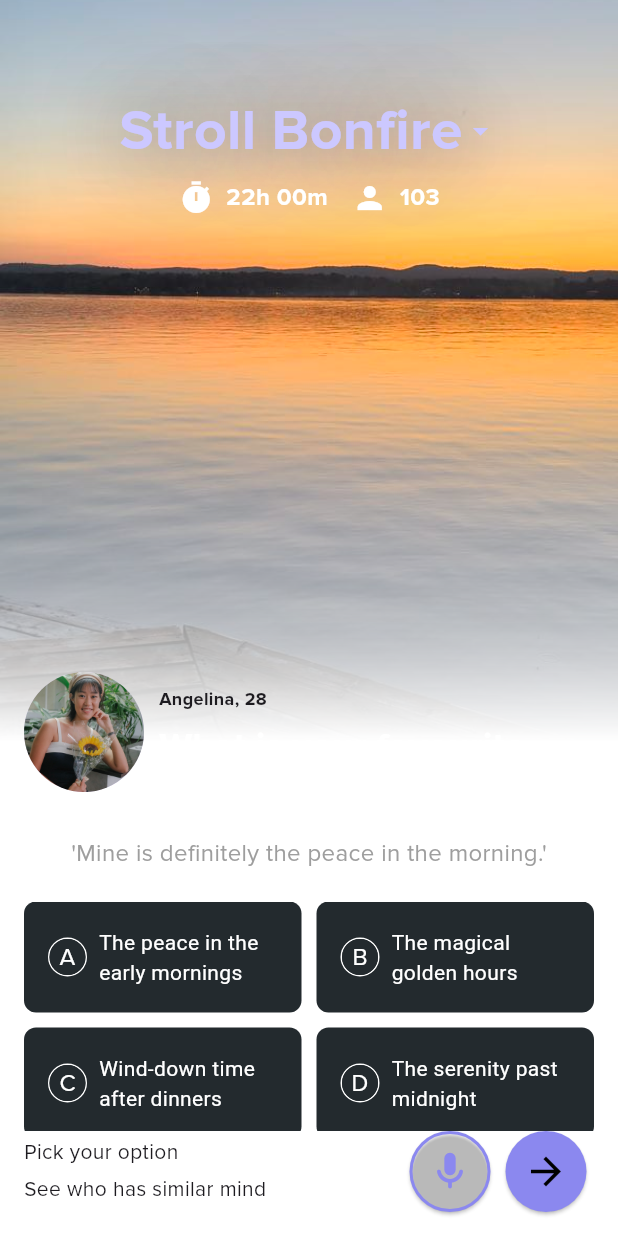
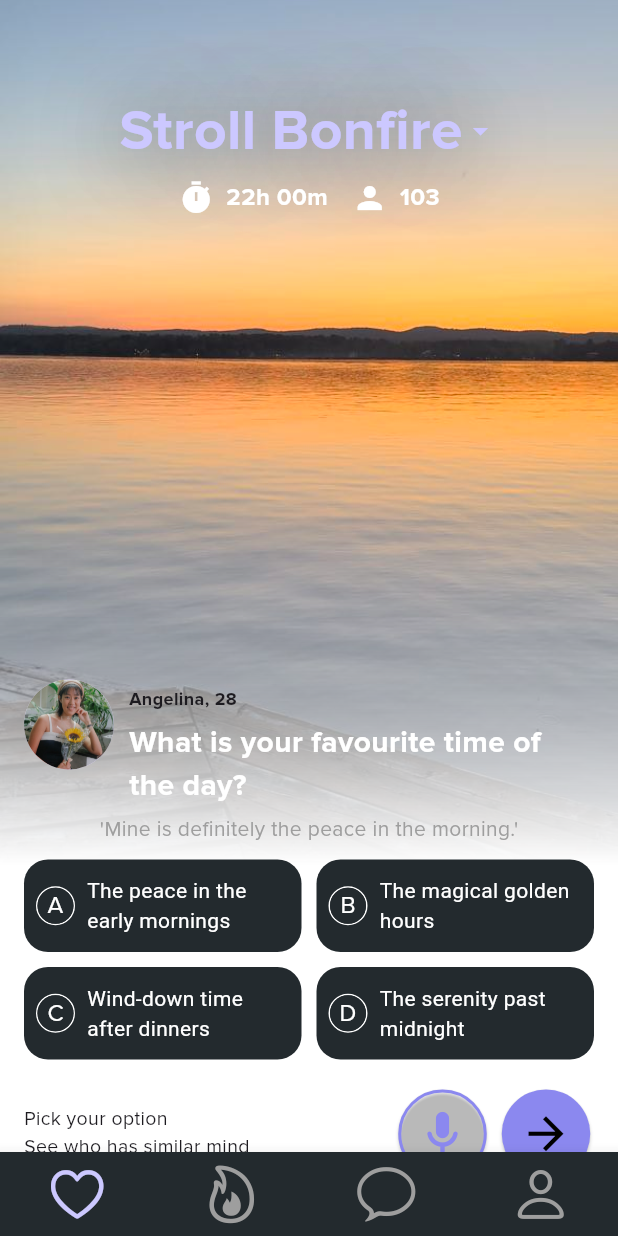
Before and after one commit to noobiethe13/StrollTask, a Flutter app: the screen it shows after launch, on a phone screen of 412 x 824 dp. Run offline on Flutter 3.47's test engine with Material 3 defaults, Android fonts, the phone set to English and light mode, and no system bars; drawn by our look-alikes of animated_bottom_navigation_bar.

Commit message:
Added Animated Bottom Navigation Bar

```diff
--- /dev/null
+++ b/lib/core/components/bottom_nav_bar.dart
@@ -0,0 +1,53 @@
+import 'package:flutter/cupertino.dart';
+import 'package:flutter/material.dart';
+import 'package:animated_bottom_navigation_bar/animated_bottom_navigation_bar.dart';
+import 'package:strolltask/features/main_feature/screens/main_screen.dart';
+import 'package:strolltask/theme/palette.dart';
+
+
+class BottomNavBar extends StatefulWidget {
+  const BottomNavBar({super.key});
+
+  @override
+  State<BottomNavBar> createState() => _BottomNavBarState();
+}
+
+class _BottomNavBarState extends State<BottomNavBar> {
+  int currentIndex = 0;
+
+  void navigateNavBar(int index) {
+    setState(() {
+      currentIndex = index;
+    });
+  }
+
+  final List<Widget> pages = [
+    const MainScreen(),
+    const MainScreen(),
+    const MainScreen(),
+    const MainScreen(),
+  ];
+
+  @override
+  Widget build(BuildContext context) {
+    return Scaffold(
+      bottomNavigationBar: AnimatedBottomNavigationBar(
+        icons: const [
+          CupertinoIcons.heart,
+          CupertinoIcons.flame,
+          CupertinoIcons.chat_bubble,
+          CupertinoIcons.person,
+        ],
+        activeIndex: currentIndex,
+        gapLocation: GapLocation.none,
+        onTap: (index) => navigateNavBar(index),
+        iconSize: 42,
+        activeColor: Palette.lightVioletColor,
+        inactiveColor: Colors.grey,
+        notchSmoothness: NotchSmoothness.defaultEdge,
+        backgroundColor: Palette.greyColor,
+      ),
+      body: pages[currentIndex],
+    );
+  }
+}
--- a/lib/features/main_feature/components/background_component.dart
+++ b/lib/features/main_feature/components/background_component.dart
@@ -10,7 +10,7 @@ class BackgroundComponent extends StatelessWidget {
     return Stack(
       children: [
         SizedBox(
-          height: MediaQuery.of(context).size.height * 0.6,
+          height: MediaQuery.of(context).size.height * 0.7,
           child: ShaderMask(
             shaderCallback: (Rect bounds) {
               return const LinearGradient(
--- a/lib/features/main_feature/components/poll_container.dart
+++ b/lib/features/main_feature/components/poll_container.dart
@@ -31,7 +31,7 @@ class _PollContainerState extends State<PollContainer> {
             children: [
               CircleAvatar(
                 backgroundImage: AssetImage(AssetPaths.profilePicPath),
-                radius: 40,
+                radius: 30,
               ),
               SizedBox(width: 10),
               Expanded(
@@ -51,7 +51,7 @@ class _PollContainerState extends State<PollContainer> {
                     Text(
                       'What is your favourite time of the day?',
                       style: TextStyle(
-                        fontSize: 24,
+                        fontSize: 20,
                         color: Colors.white,
                         fontFamily: 'Proxima Nova',
                         fontWeight: FontWeight.bold,
@@ -63,26 +63,26 @@ class _PollContainerState extends State<PollContainer> {
               ),
             ],
           ),
-          const SizedBox(height: 10),
+          const SizedBox(height: 5),
           const Center(
             child: Text(
               "'Mine is definitely the peace in the morning.'",
               style: TextStyle(
                 fontFamily: 'Proxima Nova',
-                fontSize: 16,
+                fontSize: 14,
                 color: Colors.grey
               ),
             ),
           ),
-          const SizedBox(height: 20,),
-          Expanded(
+          const SizedBox(height: 10,),
+          Flexible(
             child: GridView.count(
               physics: const NeverScrollableScrollPhysics(),
               shrinkWrap: true,
               crossAxisCount: 2,
               crossAxisSpacing: 10,
               mainAxisSpacing: 10,
-              childAspectRatio: 2.5,
+              childAspectRatio: 3,
               padding: EdgeInsets.zero,
               children: List.generate(items.length, (index) {
                 bool isSelected = selectedIndex == index;
@@ -95,12 +95,12 @@ class _PollContainerState extends State<PollContainer> {
                   child: Container(
                     decoration: BoxDecoration(
                       color: Palette.greyColor,
-                      borderRadius: BorderRadius.circular(8.0),
+                      borderRadius: BorderRadius.circular(16.0),
                       border: isSelected
                           ? Border.all(color: Palette.violetColor, width: 2.0)
                           : null,
                     ),
-                    padding: const EdgeInsets.all(16.0),
+                    padding: const EdgeInsets.all(8.0),
                     child: Row(
                       crossAxisAlignment: CrossAxisAlignment.center,
                       children: [
@@ -141,6 +141,7 @@ class _PollContainerState extends State<PollContainer> {
               }),
             ),
           ),
+          const SizedBox(height: 20,),
           Row(
               mainAxisAlignment: MainAxisAlignment.spaceBetween,
               children: [
@@ -150,15 +151,14 @@ class _PollContainerState extends State<PollContainer> {
                     Text(
                       'Pick your option',
                       style: TextStyle(
-                      fontSize: 14,
+                        fontSize: 13,
                         fontFamily: 'Proxima Nova',
                       ),
                     ),
-                  SizedBox(height: 5),
                     Text(
                       'See who has similar mind',
                       style: TextStyle(
-                      fontSize: 14,
+                        fontSize: 13,
                         fontFamily: 'Proxima Nova',
                       ),
                     ),
@@ -172,10 +172,11 @@ class _PollContainerState extends State<PollContainer> {
                         shape: const CircleBorder(),
                         padding: const EdgeInsets.all(12),
                         backgroundColor: Colors.transparent,
-                      side: BorderSide(color: Palette.violetColor, width: 2),
+                        side: const BorderSide(color: Palette.violetColor, width: 2),
                       ),
-                    child: const Icon(Icons.mic_rounded, color: Palette.violetColor, size: 30,),
+                      child: const Icon(Icons.mic_rounded, color: Palette.violetColor, size: 35,),
                     ),
+                    SizedBox(width: 5,),
                     ElevatedButton(
                       onPressed: () {},
                       style: ElevatedButton.styleFrom(
@@ -183,7 +184,7 @@ class _PollContainerState extends State<PollContainer> {
                         padding: const EdgeInsets.all(12),
                         backgroundColor: Palette.violetColor,
                       ),
-                    child: const Icon(Icons.arrow_forward, color: Colors.black, size: 30,),
+                      child: const Icon(Icons.arrow_forward, color: Colors.black, size: 35,),
                     ),
                   ],
                 ),
--- a/lib/main.dart
+++ b/lib/main.dart
@@ -1,6 +1,6 @@
 import 'package:flutter/material.dart';
+import 'package:strolltask/core/components/bottom_nav_bar.dart';
 import 'package:strolltask/theme/palette.dart';
-import 'features/main_feature/screens/main_screen.dart';
 
 void main() {
   runApp(const MyApp());
@@ -22,7 +22,7 @@ class _MyAppState extends State<MyApp> {
       theme: Palette.lightMode,
       darkTheme: Palette.darkMode,
       themeMode: ThemeMode.system,
-      home: const MainScreen(),
+      home: const BottomNavBar(),
     );
   }
 }
--- a/pubspec.yaml
+++ b/pubspec.yaml
@@ -35,6 +35,7 @@ dependencies:
   # The following adds the Cupertino Icons font to your application.
   # Use with the CupertinoIcons class for iOS style icons.
   cupertino_icons: ^1.0.6
+  animated_bottom_navigation_bar: ^1.3.3
 
 dev_dependencies:
   flutter_test:
```
Also changed, not shown: pubspec.lock. Lines whose indentation alone changed are shown as unchanged.
